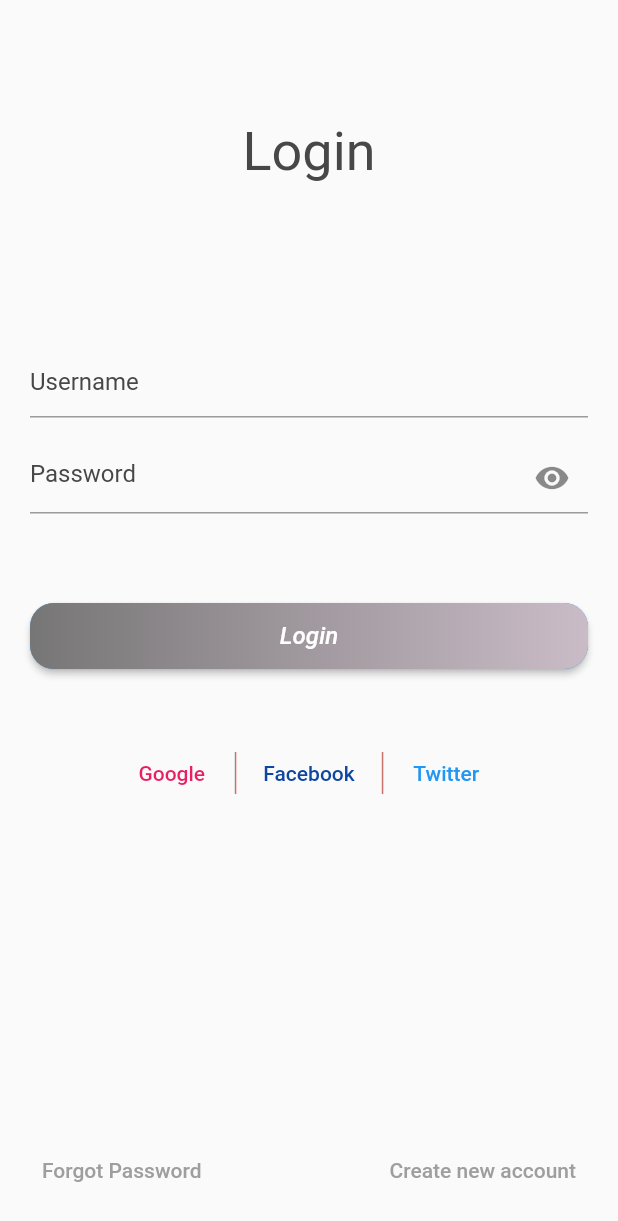
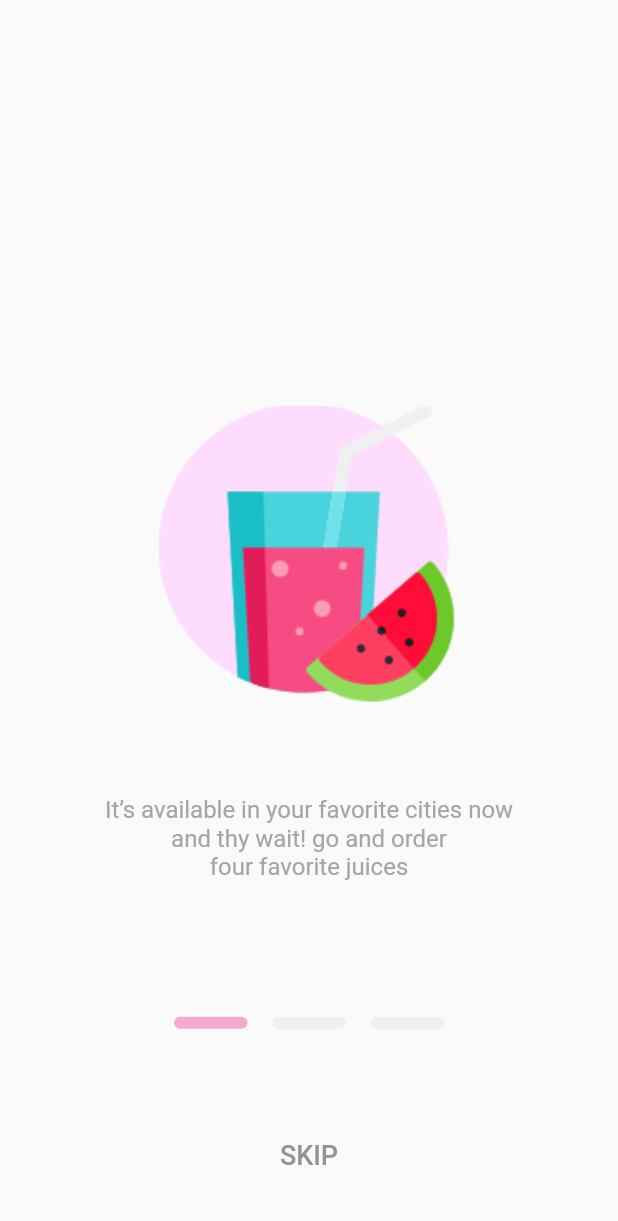
Before and after one commit to irisktaker/restaurant_app, a Flutter app: the screen it shows after launch, on a phone screen of 412 x 824 dp. Shown: the top 1221 px of the screen. Run offline on Flutter 3.47's test engine with Material 2 defaults, Android fonts, the phone set to English and light mode, and no system bars.

Commit message:
restaurant_app

```diff
--- /dev/null
+++ b/lib/custom_widgets/build_slider.dart
@@ -0,0 +1,28 @@
+import 'package:flutter/material.dart';
+
+InkWell buildSlider(
+  BuildContext context, {
+  // required void Function()? onTap,
+  required Widget? navigate,
+  required Color? color,
+}) {
+  return InkWell(
+    onTap: () => Navigator.pushReplacement(
+      context,
+      PageRouteBuilder(
+        pageBuilder: (c, a1, a2) => navigate!,
+        transitionsBuilder: (c, anim, a2, child) =>
+            FadeTransition(opacity: anim, child: child),
+        transitionDuration: const Duration(milliseconds: 500),
+      ),
+    ),
+    child: Container(
+      width: 49,
+      height: 8,
+      decoration: BoxDecoration(
+        color: color,
+        borderRadius: BorderRadius.circular(10),
+      ),
+    ),
+  );
+}
--- a/lib/custom_widgets/custom_text_button.dart
+++ b/lib/custom_widgets/custom_text_button.dart
@@ -4,12 +4,13 @@ TextButton buildTextButton({
   required String? text,
   required void Function()? onPressed,
   Color? color,
+  double? fontSize,
 }) {
   return TextButton(
     onPressed: onPressed,
     child: Text(
       text!,
-      style: TextStyle(color: color),
+      style: TextStyle(color: color, fontSize: fontSize),
     ),
   );
 }
--- a/lib/main.dart
+++ b/lib/main.dart
@@ -1,6 +1,6 @@
 import 'package:flutter/material.dart';
 import 'package:flutter/services.dart';
-import 'screens/login_screen.dart';
+import 'package:restaurant/screens/splash_screens/splash_screen.dart';
 
 void main() {
   SystemChrome.setSystemUIOverlayStyle(
@@ -21,7 +21,7 @@ class MyApp extends StatelessWidget {
       theme: ThemeData(
         primarySwatch: Colors.blue,
       ),
-      home: LoginScreen(),
+      home: const SplashScreen(),
     );
   }
 }
--- /dev/null
+++ b/lib/screens/splash_screens/splash_screen.dart
@@ -0,0 +1,77 @@
+import 'package:flutter/material.dart';
+import 'package:restaurant/custom_widgets/build_slider.dart';
+import 'package:restaurant/custom_widgets/custom_text_button.dart';
+import 'package:restaurant/screens/login_screen.dart';
+
+import 'splash_screen_2.dart';
+import 'splash_screen_3.dart';
+
+class SplashScreen extends StatelessWidget {
+  const SplashScreen({Key? key}) : super(key: key);
+
+  @override
+  Widget build(BuildContext context) {
+    return Scaffold(
+      body: Center(
+        child: Column(
+          mainAxisAlignment: MainAxisAlignment.center,
+          children: [
+            const Spacer(flex: 9),
+            Image.asset(
+              'assets/images/Group 2179.png',
+              fit: BoxFit.cover,
+              width: 200,
+              height: 200,
+            ),
+            const Spacer(flex: 2),
+            const Text(
+              'It’s available in your favorite cities now'
+              '\nand thy wait! go and order'
+              '\nfour favorite juices',
+              textAlign: TextAlign.center,
+              style: TextStyle(
+                fontSize: 16,
+                color: Color(0xFFA5A5A5),
+                fontFamily: 'Roboto',
+              ),
+            ),
+            const Spacer(flex: 3),
+            Row(
+              mainAxisAlignment: MainAxisAlignment.center,
+              children: [
+                buildSlider(
+                  context,
+                  color: const Color(0xFFF4AAD0),
+                  navigate: const SplashScreen(),
+                ),
+                const SizedBox(width: 16.5),
+                buildSlider(
+                  context,
+                  color: const Color(0xFFEFEFEF),
+                  navigate: const SplashScreen2(),
+                ),
+                const SizedBox(width: 16.5),
+                buildSlider(
+                  context,
+                  color: const Color(0xFFEFEFEF),
+                  navigate: const SplashScreen3(),
+                ),
+              ],
+            ),
+            const Spacer(flex: 2),
+            buildTextButton(
+              text: 'skip'.toUpperCase(),
+              onPressed: () {
+                Navigator.pushReplacement(context,
+                    MaterialPageRoute(builder: (coxntext) => LoginScreen()));
+              },
+              color: const Color(0xFF939393),
+              fontSize: 18,
+            ),
+            const Spacer(flex: 1),
+          ],
+        ),
+      ),
+    );
+  }
+}
--- a/pubspec.yaml
+++ b/pubspec.yaml
@@ -58,8 +58,8 @@ flutter:
   uses-material-design: true
 
   # To add assets to your application, add an assets section, like this:
-  # assets:
-  #   - images/a_dot_burr.jpeg
+  assets:
+    - assets/images/
   #   - images/a_dot_ham.jpeg
 
   # An image asset can refer to one or more resolution-specific "variants", see
```
Also changed, not shown: lib/screens/splash_screens/splash_screen_2.dart (added, +73 -0 lines), lib/screens/splash_screens/splash_screen_3.dart (added, +77 -0 lines), assets/images/Group 2179.png (added), assets/images/Group 2180.png (added), assets/images/Group 2183.png (added).
